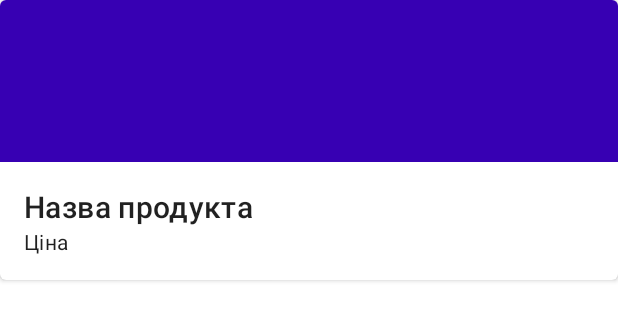
After one commit to novakvova/AndroidPV715, an Android app: the layout product_card.xml on its own in the app's theme, with its tools: preview values and no code run, on a phone screen of 412 x 824 dp. The commit adds this screen. Shown: the top 321 px of the screen. Run offline under Robolectric (Android 15) with nearby library versions, the light colour scheme and no system bars; network calls fail.

Commit message:
Show list products

```diff
--- a/app/src/main/AndroidManifest.xml
+++ b/app/src/main/AndroidManifest.xml
@@ -1,6 +1,9 @@
 <?xml version="1.0" encoding="utf-8"?>
 <manifest xmlns:android="http://schemas.android.com/apk/res/android"
     package="com.example.myapplication">
+
+    <uses-permission android:name="android.permission.INTERNET"/>
+    <uses-permission android:name="android.permission.ACCESS_NETWORK_STATE" />
 
     <application
         android:allowBackup="true"
--- a/app/src/main/java/com/example/myapplication/LoginFragment.java
+++ b/app/src/main/java/com/example/myapplication/LoginFragment.java
@@ -11,6 +11,7 @@ import android.view.LayoutInflater;
 import android.view.View;
 import android.view.ViewGroup;
 
+import com.example.myapplication.productview.ProductGridFragment;
 import com.google.android.material.button.MaterialButton;
 import com.google.android.material.textfield.TextInputEditText;
 import com.google.android.material.textfield.TextInputLayout;
@@ -68,7 +69,7 @@ public class LoginFragment extends Fragment {
                     passwordTextInput.setError("Пароль має бути мін 8 символів");
                 } else {
                     passwordTextInput.setError(null); // Clear the error
-                   // ((NavigationHost) getActivity()).navigateTo(new ProductGridFragment(), false); // Navigate to the next Fragment
+                    ((NavigationHost) getActivity()).navigateTo(new ProductGridFragment(), false); // Navigate to the next Fragment
                 }
             }
         });
--- /dev/null
+++ b/app/src/main/res/layout/product_card.xml
@@ -0,0 +1,43 @@
+<?xml version="1.0" encoding="utf-8"?>
+<com.google.android.material.card.MaterialCardView xmlns:android="http://schemas.android.com/apk/res/android"
+    xmlns:app="http://schemas.android.com/apk/res-auto"
+    android:layout_width="match_parent"
+    android:layout_height="wrap_content"
+    app:cardBackgroundColor="@android:color/white"
+    app:cardElevation="2dp"
+    app:cardPreventCornerOverlap="true">
+
+    <LinearLayout
+        android:layout_width="match_parent"
+        android:layout_height="wrap_content"
+        android:orientation="vertical">
+
+        <com.android.volley.toolbox.NetworkImageView
+            android:id="@+id/product_image"
+            android:layout_width="match_parent"
+            android:layout_height="@dimen/shr_product_card_image_height"
+            android:background="?attr/colorPrimaryDark"
+            android:scaleType="centerCrop" />
+
+        <LinearLayout
+            android:layout_width="match_parent"
+            android:layout_height="wrap_content"
+            android:orientation="vertical"
+            android:padding="16dp">
+
+            <TextView
+                android:id="@+id/product_title"
+                android:layout_width="match_parent"
+                android:layout_height="wrap_content"
+                android:text="@string/product_title"
+                android:textAppearance="?attr/textAppearanceHeadline6" />
+
+            <TextView
+                android:id="@+id/product_price"
+                android:layout_width="match_parent"
+                android:layout_height="wrap_content"
+                android:text="@string/product_description"
+                android:textAppearance="?attr/textAppearanceBody2" />
+        </LinearLayout>
+    </LinearLayout>
+</com.google.android.material.card.MaterialCardView>
--- a/app/src/main/res/values/colors.xml
+++ b/app/src/main/res/values/colors.xml
@@ -3,4 +3,5 @@
     <color name="colorPrimary">#6200EE</color>
     <color name="colorPrimaryDark">#3700B3</color>
     <color name="colorAccent">#03DAC5</color>
+    <color name="productGridBackgroundColor">#FFFFFF</color>
 </resources>
--- a/app/src/main/res/values/strings.xml
+++ b/app/src/main/res/values/strings.xml
@@ -7,4 +7,6 @@
     <string name="hint_password">Пароль</string>
     <string name="button_next">Вхід</string>
     <string name="button_cancel">Відміна</string>
+    <string name="product_title">Назва продукта</string>
+    <string name="product_description">Ціна</string>
 </resources>
```
Also changed, not shown: app/src/main/java/com/example/myapplication/productview/ProductCardRecyclerViewAdapter.java (added, +51 -0 lines), app/src/main/java/com/example/myapplication/productview/ProductCardViewHolder.java (added, +23 -0 lines), app/src/main/java/com/example/myapplication/productview/ProductGridFragment.java (added, +52 -0 lines), app/src/main/java/com/example/myapplication/productview/ProductGridItemDecoration.java (added, +25 -0 lines), app/src/main/res/layout/fragment_product_grid.xml (added, +25 -0 lines), app/src/main/res/values/dimens.xml (added, +19 -0 lines).
